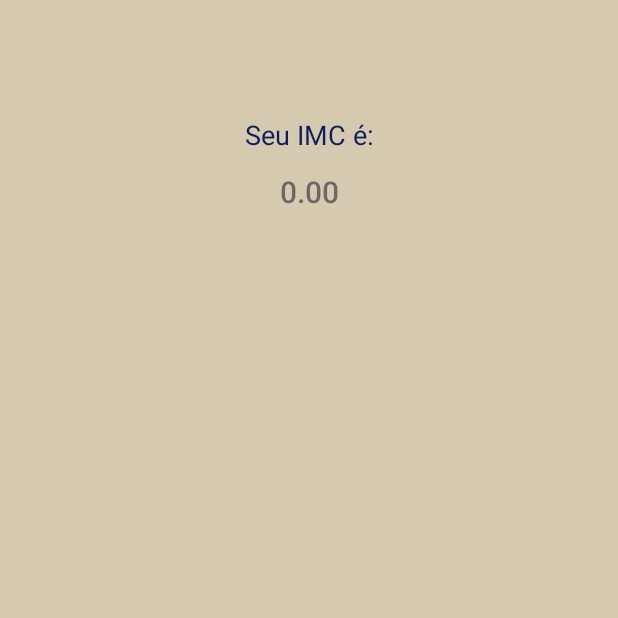
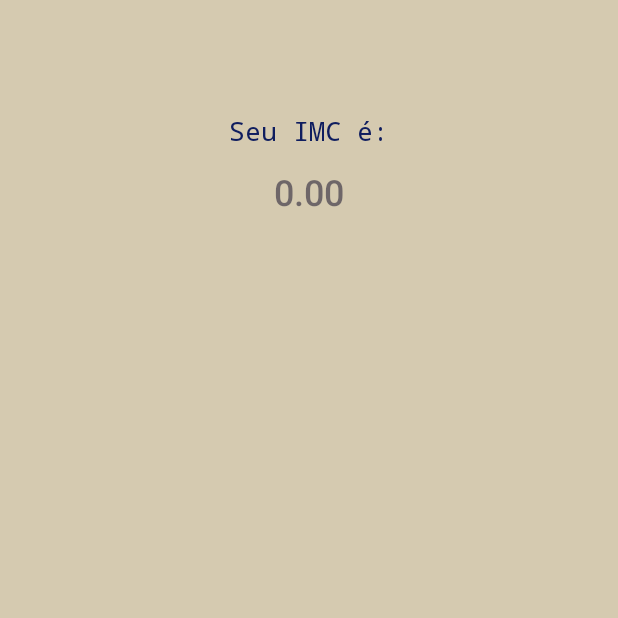
Before and after one commit to hemmerson/Calculadora_IMC_Android, an Android app: the ActivityResultado screen opened directly, with no data from a screen before it, on a phone screen of 412 x 824 dp, the top half of it. Run offline under Robolectric (Android 15) with nearby library versions, the phone set to English and light mode, and no system bars.

Commit message:
fix on colors of ActivityResultado

```diff
--- a/app/src/main/java/com/example/calculadoraimc/ActivityResultado.java
+++ b/app/src/main/java/com/example/calculadoraimc/ActivityResultado.java
@@ -26,7 +26,7 @@ public class ActivityResultado extends AppCompatActivity {
             double imc = intent.getDoubleExtra("imc",0);
             textViewNome.setText(intent.getStringExtra("nome"));
             if (imc > 25.0){
-                textViewIMC.setTextColor(R.color.orange);
+                textViewIMC.setTextColor(getResources().getColor(R.color.orange, null));
             }
             else {
                 textViewIMC.setTextColor(R.color.blue);
--- a/app/src/main/res/layout/activity_resultado.xml
+++ b/app/src/main/res/layout/activity_resultado.xml
@@ -12,6 +12,7 @@
         android:layout_width="match_parent"
         android:layout_height="wrap_content"
         android:layout_marginTop="16dp"
+        android:fontFamily="sans-serif-smallcaps"
         android:gravity="center"
         android:text="Nome"
         android:textAppearance="@style/TextAppearance.AppCompat.Large"
@@ -27,6 +28,7 @@
         android:layout_width="match_parent"
         android:layout_height="wrap_content"
         android:layout_marginTop="32dp"
+        android:fontFamily="monospace"
         android:gravity="center"
         android:text="@string/seu_imc"
         android:textAppearance="@style/TextAppearance.AppCompat.Medium"
@@ -45,6 +47,7 @@
         android:text="00.0"
         android:textAppearance="@style/TextAppearance.AppCompat.Title"
         android:textColor="@color/text"
+        android:textSize="24sp"
         app:layout_constraintEnd_toEndOf="parent"
         app:layout_constraintHorizontal_bias="0.0"
         app:layout_constraintStart_toStartOf="parent"
```
